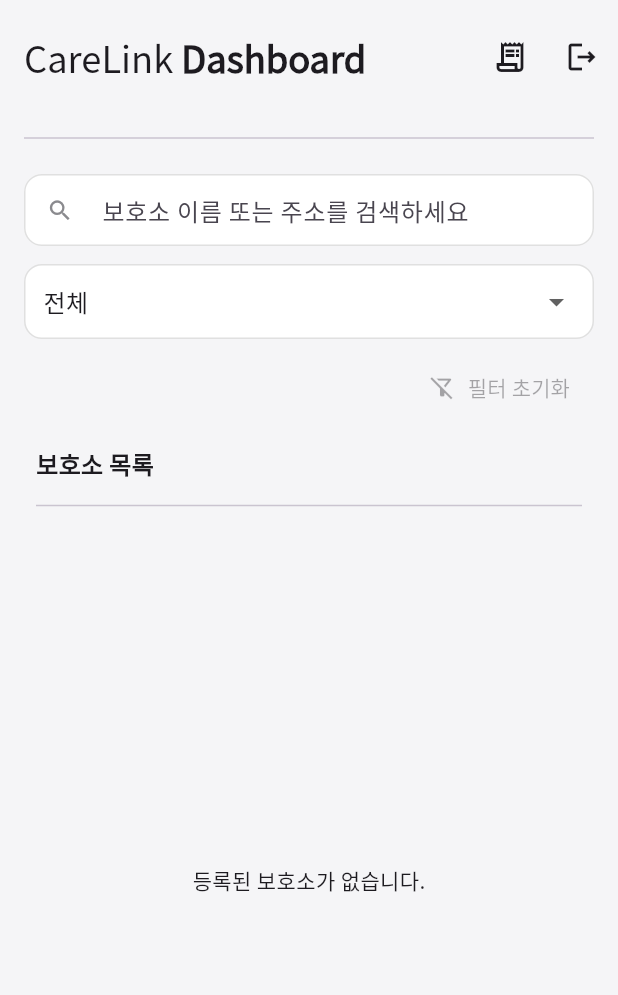
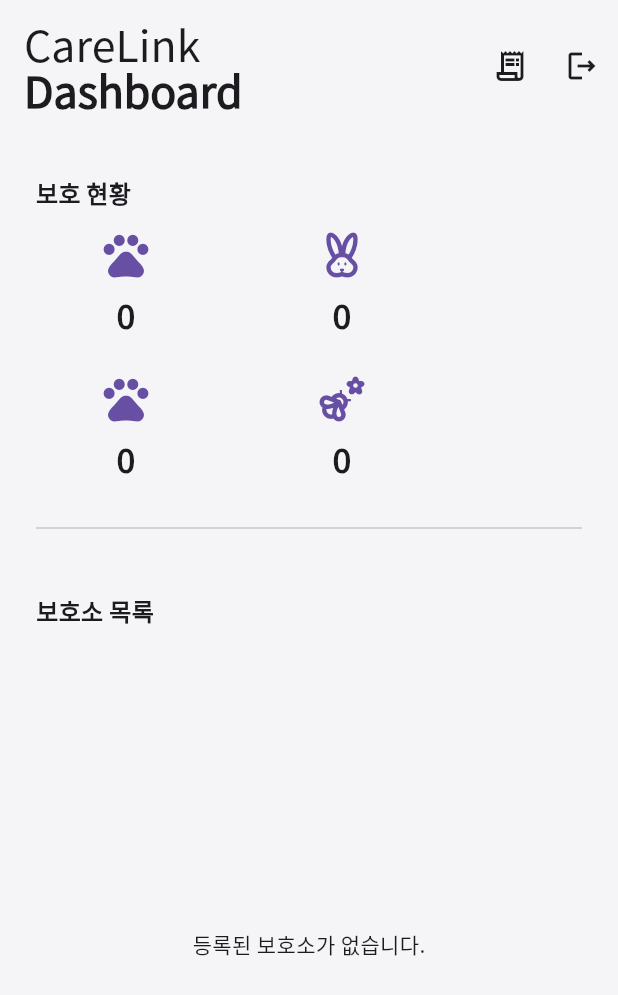
Before and after one commit to jechang-yeon/carelink_app, a Flutter app: the HomeScreen screen opened directly with empty values, on a phone screen of 412 x 824 dp. Shown: the top 995 px of the screen. Run offline on Flutter 3.47's test engine with Material 3 defaults, Android fonts, the light colour scheme and no system bars; our stand-ins replace cloud_firestore, firebase_auth, firebase_core, firebase_storage, google_fonts, image_picker and 2 more; missing offline and left inert: webview_flutter_android, webview_flutter_wkwebview; accounts and stored records are empty.

Commit message:
20251023_05_Dashboard

```diff
--- a/lib/screens/home/home_screen.dart
+++ b/lib/screens/home/home_screen.dart
@@ -1,5 +1,4 @@
-import 'dart:async';
-
+import 'package:carelink_app/models/animal_statistics.dart';
 import 'package:carelink_app/models/shelter.dart';
 import 'package:carelink_app/models/shelter_list_state.dart';
 import 'package:carelink_app/models/staff_model.dart';
@@ -9,12 +8,13 @@ import 'package:carelink_app/screens/logs/activity_log_screen.dart';
 import 'package:carelink_app/screens/shelter/add_shelter_screen.dart';
 import 'package:carelink_app/screens/shelter/edit_shelter_screen.dart';
 import 'package:carelink_app/screens/shelter/shelter_detail_screen.dart';
+import 'package:carelink_app/services/animal_statistics_service.dart';
 import 'package:carelink_app/services/shelter_service.dart';
 import 'package:carelink_app/widgets/delete_confirmation_dialog.dart';
 import 'package:carelink_app/widgets/responsive_layout.dart';
-import 'package:carelink_app/widgets/shelter_filter_bar.dart';
 import 'package:firebase_auth/firebase_auth.dart';
 import 'package:flutter/material.dart';
+import 'package:intl/intl.dart';
 
 class HomeScreen extends StatefulWidget {
   const HomeScreen({super.key, required this.user});
@@ -28,10 +28,8 @@ class HomeScreen extends StatefulWidget {
 class _HomeScreenState extends State<HomeScreen> {
   int _desktopSelectedIndex = 0;
   final ShelterService _shelterService = ShelterService();
-  final TextEditingController _searchController = TextEditingController();
-  Timer? _searchDebounce;
-  String _searchQuery = '';
-  String? _statusFilter;
+  final AnimalStatisticsService _animalStatisticsService =
+  AnimalStatisticsService();
 
   Future<void> _deleteShelter(BuildContext context, Shelter shelter) async {
     try {
@@ -60,72 +58,6 @@ class _HomeScreenState extends State<HomeScreen> {
   }
 
   @override
-  void dispose() {
-    _searchDebounce?.cancel();
-    _searchController.dispose();
-    super.dispose();
-  }
-
-  void _onSearchChanged(String value) {
-    final String trimmedValue = value.trim();
-    _searchDebounce?.cancel();
-    if (trimmedValue == _searchQuery) {
-      return;
-    }
-    _searchDebounce = Timer(const Duration(milliseconds: 300), () {
-      if (!mounted) return;
-      setState(() {
-        _searchQuery = trimmedValue;
-      });
-    });
-  }
-
-  void _clearSearch() {
-    if (_searchQuery.isEmpty) {
-      return;
-    }
-    _searchDebounce?.cancel();
-    if (!mounted) {
-      return;
-    }
-    _searchController.clear();
-    setState(() {
-      _searchQuery = '';
-    });
-  }
-
-  void _onStatusFilterChanged(String? value) {
-    final String? normalizedValue =
-    (value == null || value == '전체') ? null : value;
-    if (_statusFilter == normalizedValue) {
-      return;
-    }
-    setState(() {
-      _statusFilter = normalizedValue;
-    });
-  }
-
-  void _resetFilters() {
-    final bool hadSearch = _searchQuery.isNotEmpty;
-    final bool hadStatus = _statusFilter != null;
-    if (!hadSearch && !hadStatus) {
-      return;
-    }
-    _searchDebounce?.cancel();
-    if (hadSearch) {
-      _searchController.clear();
-    }
-    setState(() {
-      if (hadSearch) {
-        _searchQuery = '';
-      }
-      if (hadStatus) {
-        _statusFilter = null;
-      }
-    });
-  }
-
-  @override
   Widget build(BuildContext context) {
     return ResponsiveLayout(
       mobileBody: _buildMobileLayout(context),
@@ -140,11 +72,11 @@ class _HomeScreenState extends State<HomeScreen> {
         backgroundColor: Colors.transparent,
         elevation: 0,
         scrolledUnderElevation: 0,
-        toolbarHeight: kToolbarHeight + 12.0,
+        toolbarHeight: kToolbarHeight + 20.0,
         iconTheme: IconThemeData(color: titleColor),
         actionsIconTheme: IconThemeData(color: titleColor),
         title: Padding(
-          padding: const EdgeInsets.only(top: 8.0),
+          padding: const EdgeInsets.only(top: 12.0),
           child: _buildDashboardAppBarTitle(context),
         ),
         actions: _buildAppBarActions(context),
@@ -230,16 +162,17 @@ class _HomeScreenState extends State<HomeScreen> {
         theme.textTheme.titleLarge ??
         const TextStyle(fontSize: 20, fontWeight: FontWeight.w600);
     final double baseFontSize = baseStyle.fontSize ?? 20;
-    final double scaledFontSize = baseFontSize * 1.1;
+    final double scaledFontSize = baseFontSize * 1.3;
 
     return Text.rich(
       TextSpan(
         children: [
           TextSpan(
-            text: 'CareLink ',
+            text: 'CareLink\n',
             style: baseStyle.copyWith(
               fontSize: scaledFontSize,
               fontWeight: FontWeight.w300,
+              height: 1.1,
             ),
           ),
           TextSpan(
@@ -247,6 +180,7 @@ class _HomeScreenState extends State<HomeScreen> {
             style: baseStyle.copyWith(
               fontSize: scaledFontSize,
               fontWeight: FontWeight.w600,
+              height: 1.1,
             ),
           ),
         ],
@@ -263,7 +197,7 @@ class _HomeScreenState extends State<HomeScreen> {
   }
 
   List<Widget> _buildAppBarActions(BuildContext context) {
-    const EdgeInsets padding = EdgeInsets.only(top: 8.0);
+    const EdgeInsets padding = EdgeInsets.only(top: 12.0);
     return [
       if (widget.user.role == 'SystemAdmin')
         Padding(
@@ -326,43 +260,39 @@ class _HomeScreenState extends State<HomeScreen> {
     return Column(
       crossAxisAlignment: CrossAxisAlignment.start,
       children: [
-        const SizedBox(height: 16),
+        const SizedBox(height: 40),
         Padding(
-          padding: const EdgeInsets.symmetric(horizontal: 16.0),
+          padding: const EdgeInsets.symmetric(horizontal: 24.0),
+          child: _buildProtectionOverviewSection(context),
+        ),
+        const SizedBox(height: 24),
+        Padding(
+          padding: const EdgeInsets.symmetric(horizontal: 24.0),
           child: Divider(
             color: Theme.of(context).colorScheme.outlineVariant,
+          ),
+        ),
+        const SizedBox(height: 36),
+        Padding(
+          padding: const EdgeInsets.symmetric(horizontal: 24.0),
+          child: const Text(
+            '보호소 목록',
+            style: TextStyle(
+              fontSize: 16,
+              fontWeight: FontWeight.bold,
+            ),
           ),
         ),
         const SizedBox(height: 16),
         Expanded(
           child: StreamBuilder<ShelterListState>(
-            stream: _shelterService.watchShelters(
-              searchQuery: _searchQuery,
-              statusFilter: _statusFilter,
-            ),
+            stream: _shelterService.watchShelters(),
             builder: (context, snapshot) {
               final bool isInitialLoading =
                   snapshot.connectionState == ConnectionState.waiting &&
                       !snapshot.hasData;
               final ShelterListState state =
                   snapshot.data ?? const ShelterListState.empty();
-              final List<String> statuses = state.availableStatuses;
-
-              String dropdownValue = _statusFilter ?? '전체';
-              if (!statuses.contains(dropdownValue)) {
-                dropdownValue = '전체';
-                if (_statusFilter != null) {
-                  WidgetsBinding.instance.addPostFrameCallback((_) {
-                    if (!mounted) return;
-                    setState(() {
-                      _statusFilter = null;
-                    });
-                  });
-                }
-              }
-
-              final bool filtersActive =
-                  _searchQuery.isNotEmpty || _statusFilter != null;
 
               Widget listContent;
               if (snapshot.hasError) {
@@ -374,43 +304,53 @@ class _HomeScreenState extends State<HomeScreen> {
               } else if (isInitialLoading) {
                 listContent = const Center(child: CircularProgressIndicator());
               } else if (!state.hasShelters) {
-                listContent = Center(
-                  child: Text(
-                    filtersActive
-                        ? '선택한 조건에 맞는 보호소가 없습니다.'
-                        : '등록된 보호소가 없습니다.',
+                listContent = const Center(
+                  child: Text('등록된 보호소가 없습니다.'),
+                );
+              } else {
+                listContent = ListView.separated(
+                  padding: const EdgeInsets.fromLTRB(24.0, 0.0, 24.0, 24.0),
+                  itemCount: state.shelters.length,
+                  separatorBuilder: (context, index) => Divider(
+                    color: Theme.of(context).colorScheme.outlineVariant,
+                  ),
+                  itemBuilder: (context, index) {
+                    final shelter = state.shelters[index];
+                    final bool canManage = widget.user.role == 'SystemAdmin' ||
+                        widget.user.role == 'AreaManager';
+                    return InkWell(
+                      onTap: () {
+                        Navigator.of(context).push(
+                          MaterialPageRoute(
+                            builder: (context) => ShelterDetailScreen(
+                              user: widget.user,
+                              shelter: shelter,
+                            ),
                           ),
                         );
-              } else {
-                listContent = ListView.builder(
-                  padding: const EdgeInsets.fromLTRB(16.0, 0.0, 16.0, 16.0),
-                  itemCount: state.shelters.length,
-                  itemBuilder: (context, index) {
-                    final shelter = state.shelters[index];
-                    return Card(
-                      elevation: 4,
-                      shape: RoundedRectangleBorder(
-                        borderRadius: BorderRadius.circular(16.0),
-                      ),
-                      margin: const EdgeInsets.only(bottom: 16.0),
-                      child: ListTile(
-                        contentPadding: const EdgeInsets.all(16.0),
-                        leading: const CircleAvatar(
+                      },
+                      child: Padding(
+                        padding: const EdgeInsets.symmetric(vertical: 12.0),
+                        child: Row(
+                          crossAxisAlignment: CrossAxisAlignment.start,
+                          children: [
+                            const CircleAvatar(
                               backgroundColor: Color(0xFFFF7A00),
                               child: Icon(Icons.home, color: Colors.white),
                             ),
-                        title: Text(
+                            const SizedBox(width: 16),
+                            Expanded(
+                              child: Column(
+                                crossAxisAlignment: CrossAxisAlignment.start,
+                                children: [
+                                  Text(
                                     shelter.name,
                                     style: const TextStyle(
                                       fontSize: 18,
                                       fontWeight: FontWeight.bold,
                                     ),
                                   ),
-                        subtitle: Padding(
-                          padding: const EdgeInsets.only(top: 8.0),
-                          child: Column(
-                            crossAxisAlignment: CrossAxisAlignment.start,
-                            children: [
+                                  const SizedBox(height: 6),
                                   Text('주소: ${shelter.address}'),
                                   Text('상세 주소: ${shelter.addressDetail}'),
                                   const SizedBox(height: 4),
@@ -419,8 +359,8 @@ class _HomeScreenState extends State<HomeScreen> {
                                 ],
                               ),
                             ),
-                        trailing: (widget.user.role == 'SystemAdmin' ||
-                            widget.user.role == 'AreaManager')
+                            const SizedBox(width: 8),
+                            canManage
                                 ? PopupMenuButton<String>(
                               onSelected: (value) {
                                 if (value == 'view') {
@@ -436,7 +376,8 @@ class _HomeScreenState extends State<HomeScreen> {
                                 } else if (value == 'edit') {
                                   Navigator.of(context).push(
                                     MaterialPageRoute(
-                                  builder: (context) => EditShelterScreen(
+                                      builder: (context) =>
+                                          EditShelterScreen(
                                             shelter: shelter,
                                           ),
                                     ),
@@ -450,7 +391,8 @@ class _HomeScreenState extends State<HomeScreen> {
                                           content:
                                           '정말로 ${shelter.name} 보호소를 삭제하시겠습니까?\n이 작업은 되돌릴 수 없습니다.',
                                           onConfirm: () =>
-                                          _deleteShelter(context, shelter),
+                                              _deleteShelter(
+                                                  context, shelter),
                                         ),
                                   );
                                 }
@@ -488,69 +430,218 @@ class _HomeScreenState extends State<HomeScreen> {
                               ],
                             )
                                 : const Icon(Icons.chevron_right),
-                        onTap: () {
-                          Navigator.of(context).push(
-                            MaterialPageRoute(
-                              builder: (context) => ShelterDetailScreen(
-                                user: widget.user,
-                                shelter: shelter,
+                          ],
                         ),
-                            ),
-                          );
-                        },
                       ),
                     );
                   },
                 );
               }
 
-              return Column(
-                crossAxisAlignment: CrossAxisAlignment.start,
-                children: [
-                  Padding(
-                    padding:
-                    const EdgeInsets.fromLTRB(16.0, 0.0, 16.0, 12.0),
-                    child: ShelterFilterBar(
-                      searchController: _searchController,
-                      onSearchChanged: _onSearchChanged,
-                      onClearSearch: _clearSearch,
-                      statuses: statuses,
-                      selectedStatus: dropdownValue,
-                      onStatusChanged: _onStatusFilterChanged,
-                      filtersActive: filtersActive,
-                      onResetFilters: _resetFilters,
-                    ),
-                  ),
-                  Padding(
-                    padding: const EdgeInsets.symmetric(
-                      horizontal: 24.0,
-                      vertical: 4.0,
-                    ),
-                    child: Column(
-                      crossAxisAlignment: CrossAxisAlignment.start,
-                      children: [
-                        const Text(
-                          '보호소 목록',
-                          style: TextStyle(
-                            fontSize: 16,
-                            fontWeight: FontWeight.bold,
-                          ),
-                        ),
-                        const SizedBox(height: 8),
-                        Divider(
-                          color:
-                          Theme.of(context).colorScheme.outlineVariant,
-                        ),
-                      ],
-                    ),
-                  ),
-                  Expanded(child: listContent),
-                ],
-              );
+              return listContent;
             },
           ),
         ),
       ],
     );
   }
+
+  Widget _buildProtectionOverviewSection(BuildContext context) {
+    return StreamBuilder<AnimalStatistics>(
+      stream: _animalStatisticsService.watchAnimalStatistics(),
+      builder: (context, snapshot) {
+        final ThemeData theme = Theme.of(context);
+        final TextTheme textTheme = theme.textTheme;
+        final NumberFormat formatter = NumberFormat.decimalPattern('ko_KR');
+        final bool isLoading =
+            snapshot.connectionState == ConnectionState.waiting &&
+                !snapshot.hasData;
+        final bool hasError = snapshot.hasError;
+        final AnimalStatistics statistics =
+            snapshot.data ?? const AnimalStatistics.empty();
+
+        String formatCount(int value) => formatter.format(value);
+
+        final Color defaultIconColor = theme.colorScheme.primary;
+        final List<_ProtectionMetric> metrics = [
+          _ProtectionMetric.icon(
+            icon: Icons.pets,
+            semanticLabel: '총 보호 동물',
+            value: formatCount(statistics.total),
+            iconColor: defaultIconColor,
+          ),
+          _ProtectionMetric.icon(
+            icon: Icons.cruelty_free_outlined,
+            semanticLabel: '강아지',
+            value: formatCount(statistics.dogs),
+            iconColor: defaultIconColor,
+          ),
+          _ProtectionMetric.icon(
+            icon: Icons.pets_outlined,
+            semanticLabel: '고양이',
+            value: formatCount(statistics.cats),
+            iconColor: defaultIconColor,
+          ),
+          _ProtectionMetric.icon(
+            icon: Icons.emoji_nature_outlined,
+            semanticLabel: '기타 동물',
+            value: formatCount(statistics.others),
+            iconColor: defaultIconColor,
+          ),
+        ];
+
+        return Column(
+          crossAxisAlignment: CrossAxisAlignment.start,
+          children: [
+            Text(
+              '보호 현황',
+              style: textTheme.titleMedium?.copyWith(
+                fontWeight: FontWeight.w700,
+              ),
+            ),
+            const SizedBox(height: 12),
+            if (isLoading) ...[
+              const LinearProgressIndicator(),
+              const SizedBox(height: 12),
+            ],
+            if (hasError)
+              Padding(
+                padding: const EdgeInsets.only(bottom: 12.0),
+                child: Text(
+                  '보호 현황 정보를 불러오는 중 오류가 발생했습니다.',
+                  style: textTheme.bodyMedium?.copyWith(
+                    color: theme.colorScheme.error,
+                  ),
+                ),
+              ),
+            Wrap(
+              spacing: 24,
+              runSpacing: 24,
+              children: metrics
+                  .map(
+                    (metric) => _ProtectionMetricTile(
+                  metric: metric,
+                  textTheme: textTheme,
+                  iconColor: theme.colorScheme.primary,
+                ),
+              )
+                  .toList(),
+            ),
+          ],
+        );
+      },
+    );
   }
+}
+
+class _ProtectionMetric {
+  const _ProtectionMetric._({
+    required this.value,
+    required this.semanticLabel,
+    this.icon,
+    this.iconColor,
+    this.iconSize,
+    this.assetPath,
+    this.assetColor,
+    this.assetWidth,
+    this.assetHeight,
+  }) : assert(
+  icon != null || assetPath != null,
+  'icon 또는 assetPath 중 하나는 필수입니다.',
+  );
+
+  const _ProtectionMetric.icon({
+    required IconData icon,
+    required String semanticLabel,
+    required String value,
+    Color? iconColor,
+    double? iconSize,
+  }) : this._(
+    icon: icon,
+    value: value,
+    semanticLabel: semanticLabel,
+    iconColor: iconColor,
+    iconSize: iconSize,
+  );
+
+  const _ProtectionMetric.asset({
+    required String assetPath,
+    required String semanticLabel,
+    required String value,
+    Color? assetColor,
+    double? assetWidth,
+    double? assetHeight,
+  }) : this._(
+    assetPath: assetPath,
+    value: value,
+    semanticLabel: semanticLabel,
+    assetColor: assetColor,
+    assetWidth: assetWidth,
+    assetHeight: assetHeight,
+  );
+
+  final IconData? icon;
+  final Color? iconColor;
+  final double? iconSize;
+  final String value;
+  final String semanticLabel;
+  final String? assetPath;
+  final Color? assetColor;
+  final double? assetWidth;
+  final double? assetHeight;
+}
+
+class _ProtectionMetricTile extends StatelessWidget {
+  const _ProtectionMetricTile({
+    required this.metric,
+    required this.textTheme,
+    required this.iconColor,
+  });
+
+  final _ProtectionMetric metric;
+  final TextTheme textTheme;
+  final Color iconColor;
+
+  @override
+  Widget build(BuildContext context) {
+    final double resolvedIconSize = metric.iconSize ?? 36;
+    final Widget iconWidget;
+    if (metric.assetPath != null) {
+      iconWidget = Image.asset(
+        metric.assetPath!,
+        width: metric.assetWidth ?? resolvedIconSize,
+        height: metric.assetHeight ?? resolvedIconSize,
+        color: metric.assetColor,
+      );
+    } else {
+      iconWidget = Icon(
+        metric.icon,
+        color: metric.iconColor ?? iconColor,
+        size: resolvedIconSize,
+      );
+    }
+
+    return Semantics(
+      label: metric.semanticLabel,
+      value: metric.value,
+      child: SizedBox(
+        width: 120,
+        child: Column(
+          mainAxisSize: MainAxisSize.min,
+          crossAxisAlignment: CrossAxisAlignment.center,
+          children: [
+            iconWidget,
+            const SizedBox(height: 8),
+            Text(
+              metric.value,
+              textAlign: TextAlign.center,
+              style: textTheme.titleLarge?.copyWith(
+                fontWeight: FontWeight.bold,
+              ),
+            ),
+          ],
+        ),
+      ),
+    );
+  }
+}
```
Also changed, not shown: assets/icons/cat.gif (added), assets/icons/dog.gif (added), assets/icons/etc.gif (added), assets/icons/total.gif (added). Lines whose indentation alone changed are shown as unchanged.
